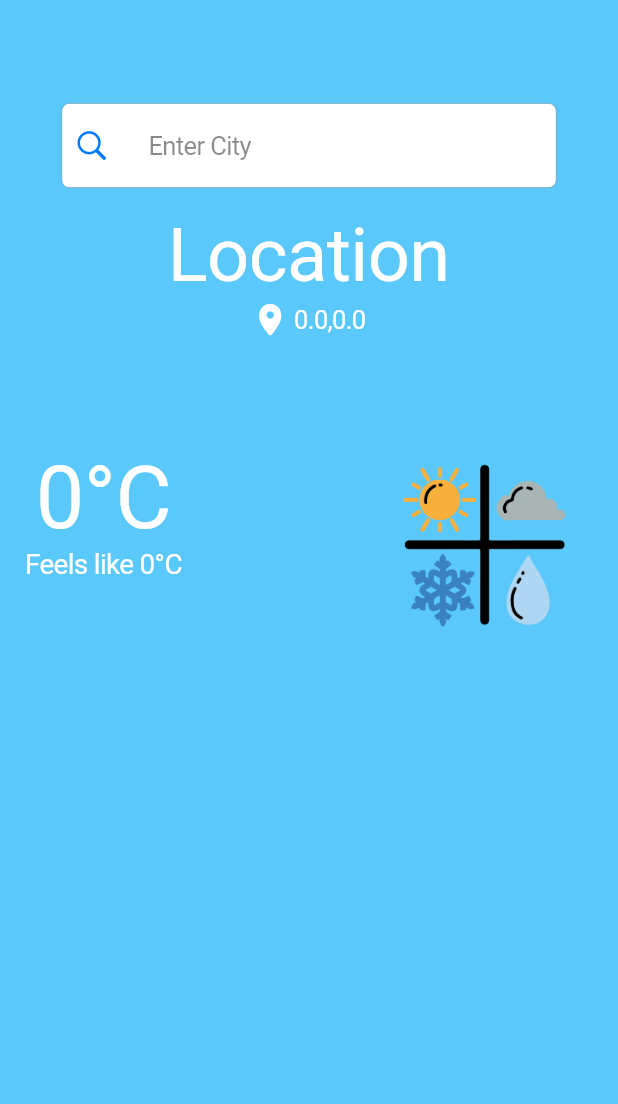
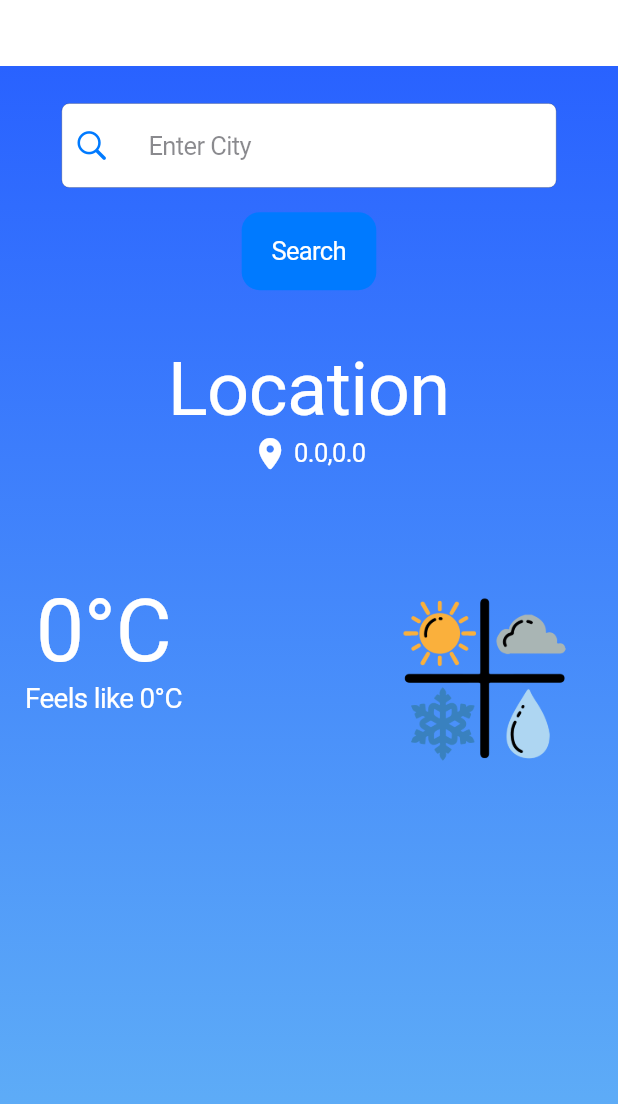
Before and after one commit to Sadman-123/Cloud-Mate, a Flutter app: the screen it shows after launch, on a phone screen of 412 x 824 dp. Shown: the top 1104 px of the screen. Run offline on Flutter 3.47's test engine with Material 3 defaults, Android fonts, the phone set to English and light mode, and no system bars; our stand-ins replace get.

Commit message:
more changes

```diff
--- a/lib/custom_widget/search_bar.dart
+++ b/lib/custom_widget/search_bar.dart
@@ -1,7 +1,11 @@
 import 'package:flutter/cupertino.dart';
+import 'package:jossweather/provider/weather_provider.dart';
+import 'package:get/get.dart';
 class SearchBar extends StatelessWidget{
+
   final double mdw,mdh;
-  const SearchBar({super.key, required this.mdw, required this.mdh});
+   SearchBar({super.key, required this.mdw, required this.mdh});
+   WeatherProvider weather=Get.find();
   @override
   Widget build(BuildContext context) {
     return Container(
@@ -10,6 +14,7 @@ class SearchBar extends StatelessWidget{
         top: 25
       ),
       child: CupertinoTextField(
+        controller: weather.ctr,
         placeholder: "Enter City",
         placeholderStyle: TextStyle(
           color: CupertinoColors.secondaryLabel
--- a/lib/screen/app.dart
+++ b/lib/screen/app.dart
@@ -1,32 +1,67 @@
 import 'package:flutter/cupertino.dart';
 import 'package:jossweather/custom_widget/location_card.dart';
-import 'package:jossweather/custom_widget/search_bar.dart';
 import 'package:jossweather/custom_widget/temperature_and_icon.dart';
 import 'package:jossweather/provider/weather_provider.dart';
+import 'package:flutter/material.dart';
 import 'package:get/get.dart';
+
 class App extends StatelessWidget {
   WeatherProvider weather = Get.find();
+
   @override
   Widget build(BuildContext context) {
     var mdh = MediaQuery.sizeOf(context).height;
     var mdw = MediaQuery.sizeOf(context).width;
-    return Obx(() => CupertinoPageScaffold(
+
+    return CupertinoPageScaffold(
       navigationBar: CupertinoNavigationBar(
-        backgroundColor: weather.co.value,
+        backgroundColor: Colors.blueAccent.shade700,
       ),
-      backgroundColor: weather.co.value,
+      child: Container(
+        height: double.infinity,
+        decoration: BoxDecoration(
+          gradient: LinearGradient(
+            colors: [Colors.blueAccent.shade700, Colors.blue.shade300],
+            begin: Alignment.topCenter,
+            end: Alignment.bottomCenter,
+          ),
+        ),
+        child: SingleChildScrollView(
           child: SafeArea(
             child: Center(
               child: Column(
                 children: [
-              SearchBar(mdh: mdh, mdw: mdw),
+                  Container(
+                    width: mdw * 0.8,
+                    margin: EdgeInsets.only(top: 25),
+                    child: CupertinoTextField(
+                      controller: weather.ctr,
+                      placeholder: "Enter City",
+                      placeholderStyle: TextStyle(
+                          color: CupertinoColors.secondaryLabel),
+                      prefix: Padding(
+                        padding: const EdgeInsets.all(8.0),
+                        child: Icon(CupertinoIcons.search),
+                      ),
+                      padding: EdgeInsets.all(18),
+                    ),
+                  ),
                   SizedBox(height: mdh * 0.02),
+                  CupertinoButton.filled(
+                    child: Text("Search"),
+                    onPressed: () {
+                      weather.getDatas();
+                    },
+                  ),
+                  SizedBox(height: mdh * 0.045),
                   LocationCard(mdw: mdw, mdh: mdh),
-              TemperatureAndIcon(mdw: mdw, mdh: mdh)
+                  TemperatureAndIcon(mdw: mdw, mdh: mdh),
                 ],
               ),
             ),
           ),
-    ));
+        ),
+      ),
+    );
   }
 }
```
Also changed, not shown: lib/provider/weather_provider.dart (+8 -6 lines). Lines whose indentation alone changed are shown as unchanged.
